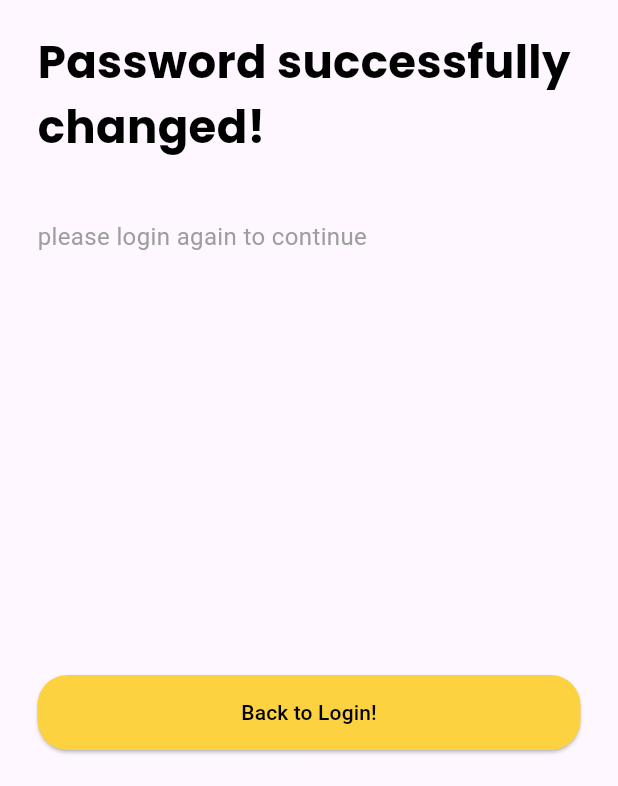
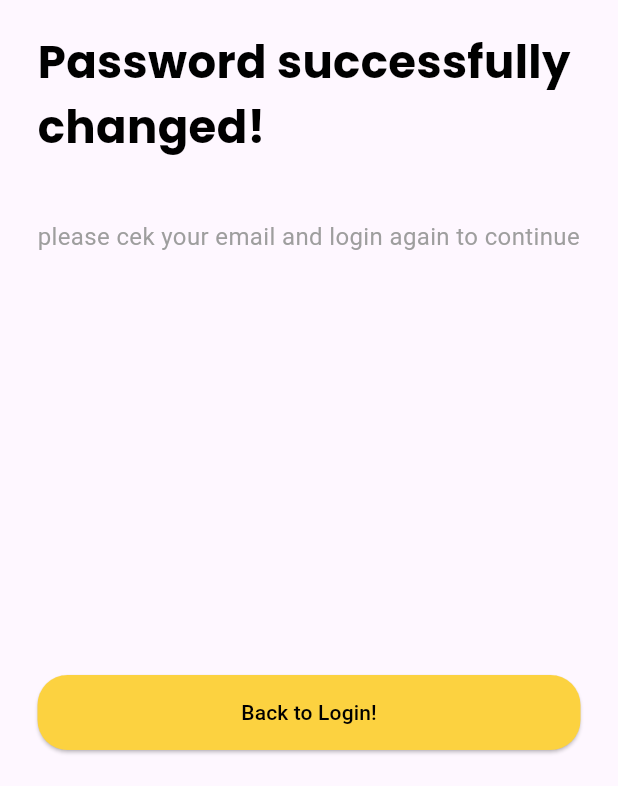
Before and after one commit to mhardiansyah/travel_app, a Flutter app: the PasswordNotifSuccessScreen screen opened by its route, on a phone screen of 412 x 824 dp, the part 450-1236 px from its top. Run offline on Flutter 3.47's test engine with Material 3 defaults, Android fonts, the phone set to English and light mode, and no system bars; our stand-ins replace flutter_dotenv, go_router, google_fonts, introduction_screen, pinput.

Commit message:
fourt commit

```diff
--- a/lib/Core/UseCase/auth.dart
+++ b/lib/Core/UseCase/auth.dart
@@ -132,7 +132,9 @@ class prossesAuth {
             TextButton(
               onPressed: () {
                 Navigator.of(context).pop();
-                context.goNamed(Routes.password_notif_success,);
+                context.goNamed(
+                  Routes.password_notif_success,
+                );
               },
               child: Text("OK"),
             ),
--- a/lib/Presentation/Page/password_notif_success_screen.dart
+++ b/lib/Presentation/Page/password_notif_success_screen.dart
@@ -42,7 +42,7 @@ class _PasswordNotifSuccessScreenState
                 ),
                 SizedBox(height: 40),
                 Text(
-                  'please login again to continue',
+                  'please cek your email and login again to continue',
                   style: TextStyle(fontSize: 16, color: Colors.grey),
                 ),
               ],
```
